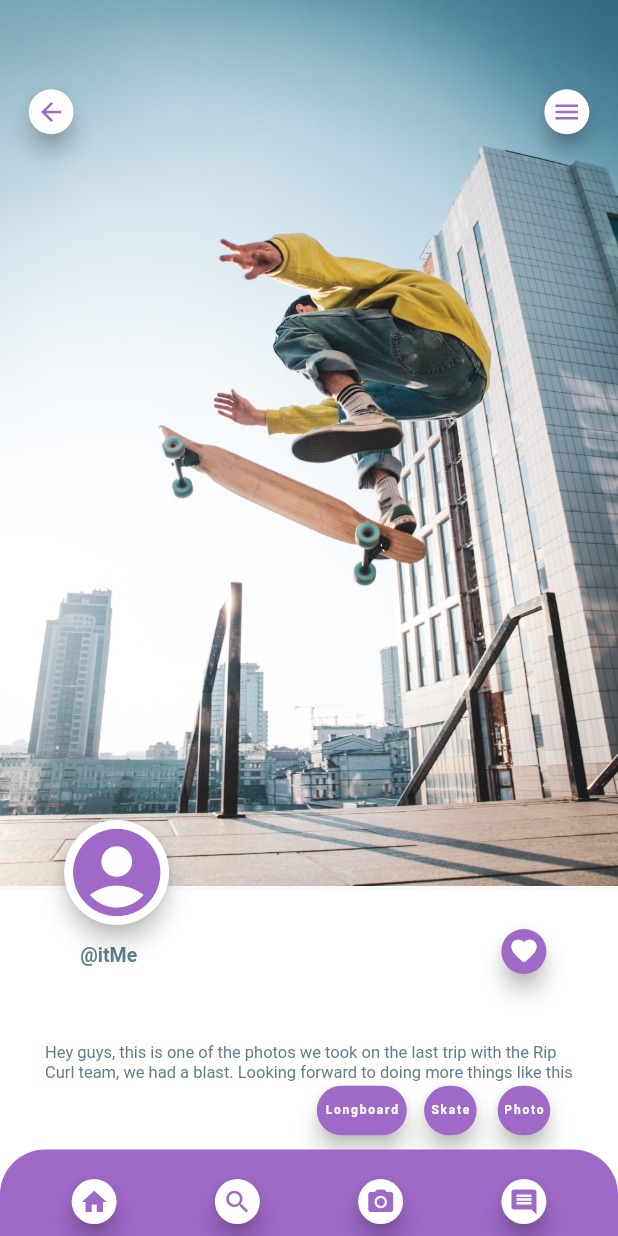
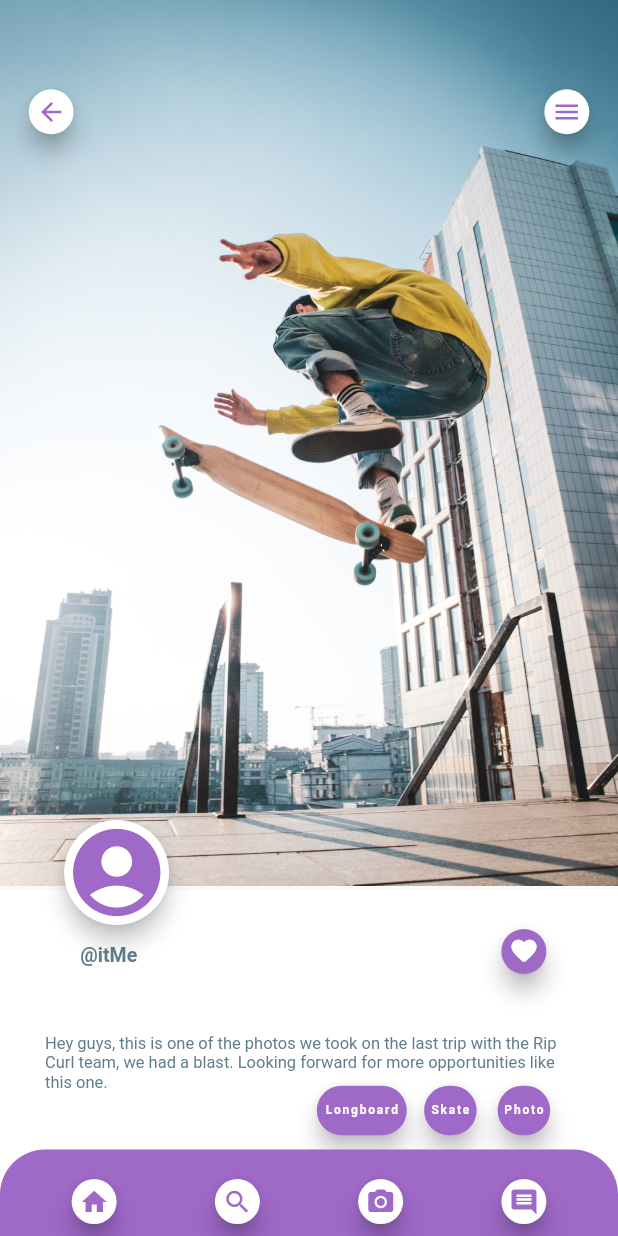
Before and after one commit to oscarrep/SkateboardApp, a Flutter app: the screen it shows after launch, on a phone screen of 412 x 824 dp. Run offline on Flutter 3.47's test engine with Material 2 defaults, Android fonts, the phone set to English and light mode, and no system bars.

Commit message:
text change

```diff
--- a/skateboard_app/lib/boardPage.dart
+++ b/skateboard_app/lib/boardPage.dart
@@ -78,7 +78,8 @@ class _Text extends StatelessWidget {
              children: [
                Text('Hey guys, this is one of the photos we took '
                     'on the last trip with the Rip Curl team, '
-                    'we had a blast. Looking forward to doing more things like this',
+                    'we had a blast. Looking forward for more '
+                    'opportunities like this one.',
                     style: TextStyle(
                       color: Colors.blueGrey,
                       fontSize: 11,
```
